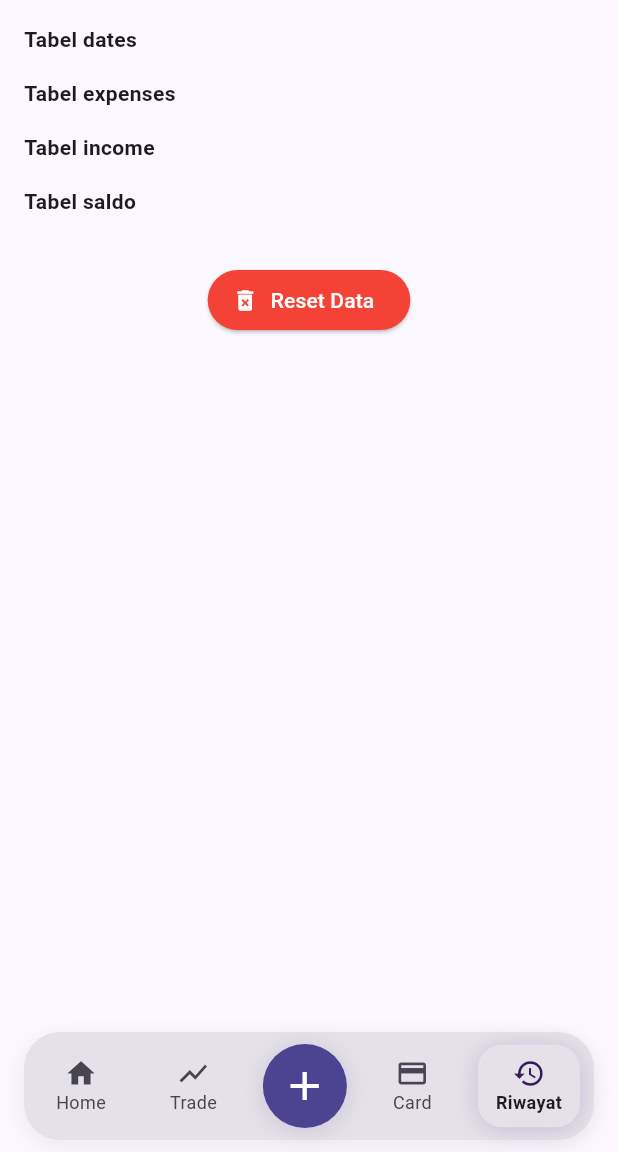
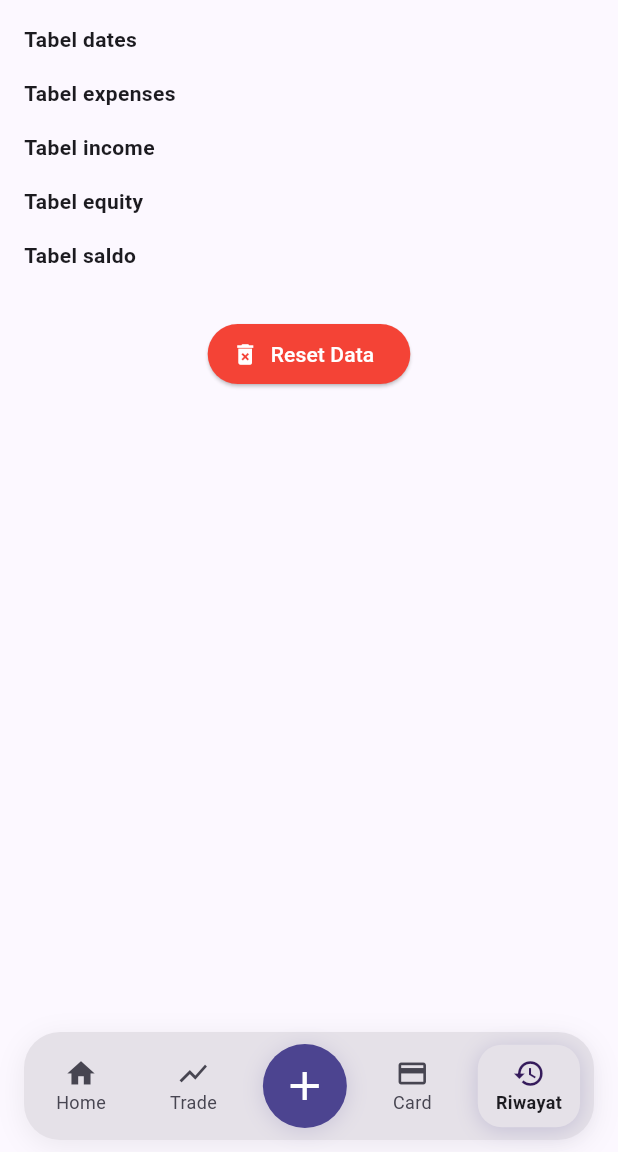
Before and after one commit to TEUNGKU-ZULKIFLI/finance_tracker, a Flutter app: the screen it shows after launch, item 5 of the bottom bar chosen, on a phone screen of 412 x 824 dp, the part 84-1236 px from its top. Run offline on Flutter 3.47's test engine with Material 3 defaults, Android fonts, the phone set to English and light mode, and no system bars; our stand-ins replace sqflite; accounts and stored records are empty.

Commit message:
✨ feat(db+input): tambah model equity & currency + update form input agar terhubung DB

```diff
--- /dev/null
+++ b/lib/models/equity_model.dart
@@ -0,0 +1,31 @@
+class EquityModel {
+  final int? id;
+  final int dateId;
+  final int expenseEstimation;
+  final int incomeEstimation;
+  final int estimationSaldo;
+
+  EquityModel({
+    this.id,
+    required this.dateId,
+    required this.expenseEstimation,
+    required this.incomeEstimation,
+    required this.estimationSaldo,
+  });
+
+  factory EquityModel.fromMap(Map<String, dynamic> map) => EquityModel(
+    id: map['id'],
+    dateId: map['date_id'],
+    expenseEstimation: map['expense_estimation'],
+    incomeEstimation: map['income_estimation'],
+    estimationSaldo: map['estimation_saldo'],
+  );
+
+  Map<String, dynamic> toMap() => {
+    'id': id,
+    'date_id': dateId,
+    'expense_estimation': expenseEstimation,
+    'income_estimation': incomeEstimation,
+    'estimation_saldo': estimationSaldo,
+  };
+}
--- a/lib/pages/input_page.dart
+++ b/lib/pages/input_page.dart
@@ -4,6 +4,7 @@ import 'package:finance_tracker/models/date_model.dart';
 import 'package:finance_tracker/models/expense_model.dart';
 import 'package:finance_tracker/models/income_model.dart';
 import 'package:finance_tracker/models/saldo_model.dart';
+import 'package:finance_tracker/models/equity_model.dart';
 
 class InputPage extends StatefulWidget {
   const InputPage({super.key});
@@ -323,6 +324,15 @@ class _InputPageState extends State<InputPage> {
       final saldoModel = SaldoModel(dateId: dateId, saldo: totalIncome - totalExpense);
       await DbService.insertSaldo(saldoModel);
 
+      // Insert equity
+      final equityModel = EquityModel(
+        dateId: dateId,
+        expenseEstimation: totalExpense,
+        incomeEstimation: totalIncome,
+        estimationSaldo: totalIncome - totalExpense,
+      );
+      await DbService.insertEquity(equityModel);
+
       ScaffoldMessenger.of(context).showSnackBar(
         SnackBar(
           content: const Text('Data berhasil disimpan!'),
--- a/lib/pages/riwayat_page.dart
+++ b/lib/pages/riwayat_page.dart
@@ -13,6 +13,7 @@ class _RiwayatPageState extends State<RiwayatPage> {
   List<Map<String, dynamic>> expenses = [];
   List<Map<String, dynamic>> income = [];
   List<Map<String, dynamic>> saldo = [];
+  List<Map<String, dynamic>> equity = [];
   bool loading = true;
 
   @override
@@ -27,6 +28,7 @@ class _RiwayatPageState extends State<RiwayatPage> {
     expenses = await db.query('expenses');
     income = await db.query('income');
     saldo = await db.query('saldo');
+  equity = await db.query('equity');
     setState(() {
       loading = false;
     });
@@ -54,6 +56,11 @@ class _RiwayatPageState extends State<RiwayatPage> {
                     const Text('Tabel income', style: TextStyle(fontWeight: FontWeight.bold)),
                     ...income.map((i) => Text(
                       'id: ${i['id']}, date_id: ${i['date_id']}, gaji: ${i['gaji']}, lainnya: ${i['lainnya']}, currency: ${i['currency']}'
+                    )).toList(),
+                    const SizedBox(height: 16),
+                    const Text('Tabel equity', style: TextStyle(fontWeight: FontWeight.bold)),
+                    ...equity.map((e) => Text(
+                      'id: ${e['id']}, date_id: ${e['date_id']}, expense_estimation: ${e['expense_estimation']}, income_estimation: ${e['income_estimation']}, estimation_saldo: ${e['estimation_saldo']}'
                     )).toList(),
                     const SizedBox(height: 16),
                     const Text('Tabel saldo', style: TextStyle(fontWeight: FontWeight.bold)),
--- a/lib/services/db_service.dart
+++ b/lib/services/db_service.dart
@@ -5,6 +5,7 @@ import '../models/date_model.dart';
 import '../models/expense_model.dart';
 import '../models/income_model.dart';
 import '../models/saldo_model.dart';
+import '../models/equity_model.dart';
 
 class DbService {
   static Database? _db;
@@ -24,11 +25,13 @@ class DbService {
     if (await dbFile.exists()) {
       // Buka database sementara untuk cek struktur
       final tempDb = await openDatabase(path);
-      final res = await tempDb.rawQuery("PRAGMA table_info(income);");
-      final hasCurrency = res.any((col) => col['name'] == 'currency');
+      final incomeRes = await tempDb.rawQuery("PRAGMA table_info(income);");
+      final hasCurrency = incomeRes.any((col) => col['name'] == 'currency');
+      final equityRes = await tempDb.rawQuery("SELECT name FROM sqlite_master WHERE type='table' AND name='equity';");
+      final hasEquity = equityRes.isNotEmpty;
       await tempDb.close();
-      // Jika kolom currency belum ada, hapus database
-      if (!hasCurrency) {
+      // Jika kolom currency belum ada atau tabel equity belum ada, hapus database
+      if (!hasCurrency || !hasEquity) {
         await dbFile.delete();
       }
     }
@@ -74,8 +77,23 @@ class DbService {
             FOREIGN KEY(date_id) REFERENCES dates(id) ON DELETE CASCADE
           );
         ''');
+          await db.execute('''
+            CREATE TABLE equity (
+              id INTEGER PRIMARY KEY AUTOINCREMENT,
+              date_id INTEGER NOT NULL,
+              expense_estimation INTEGER,
+              income_estimation INTEGER,
+              estimation_saldo INTEGER,
+              FOREIGN KEY(date_id) REFERENCES dates(id) ON DELETE CASCADE
+            );
+          ''');
       },
     );
+  }
+  // Insert Equity
+  static Future<int> insertEquity(EquityModel equity) async {
+    final db = await database;
+    return await db.insert('equity', equity.toMap());
   }
 
   // Insert functions
```
